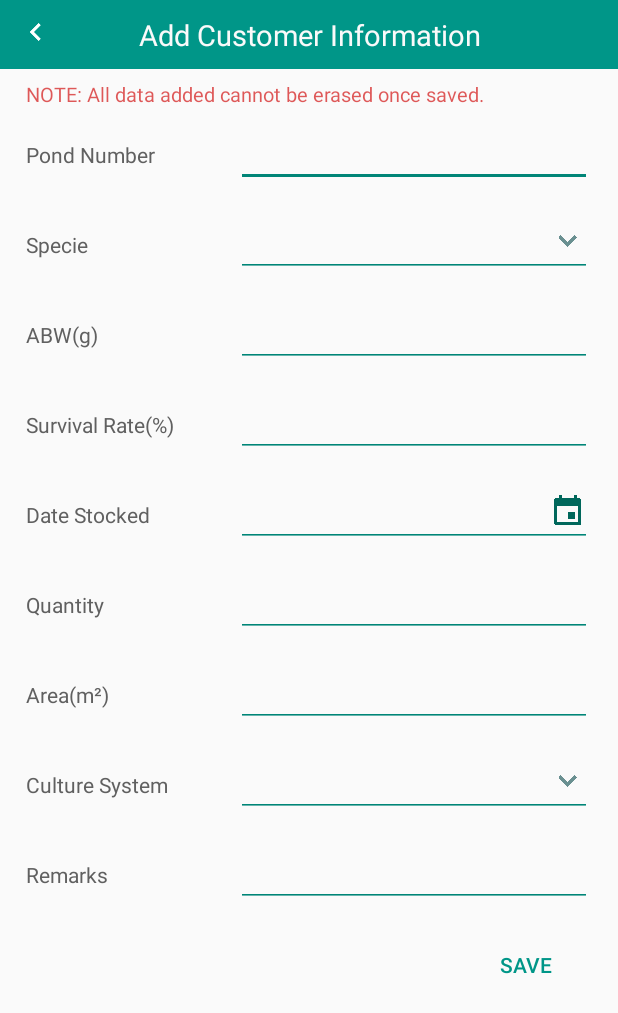
After one commit to rjhonsl/MappedCRM, an Android app: the layout activity_add_customerinformation.xml on its own in the app's theme, with its tools: preview values and no code run, on a phone screen of 412 x 824 dp. The commit adds this screen. Shown: the top 1013 px of the screen. Run offline under Robolectric (Android 15) with nearby library versions, the phone set to English and light mode, and no system bars; network calls fail.

```diff
--- a/app/src/main/java/com/santeh/rjhonsl/samplemap/Main/Activity_AddMarker_CustomerInfo.java
+++ b/app/src/main/java/com/santeh/rjhonsl/samplemap/Main/Activity_AddMarker_CustomerInfo.java
@@ -54,7 +54,7 @@ public class Activity_AddMarker_CustomerInfo extends Activity {
     @Override
     protected void onCreate(Bundle savedInstanceState) {
         super.onCreate(savedInstanceState);
-        setContentView(R.layout.activity_addmarker);
+        setContentView(R.layout.activity_add_farminformation);
         context1 = this;
         context = Activity_AddMarker_CustomerInfo.this;
         activity = this;
--- a/app/src/main/java/com/santeh/rjhonsl/samplemap/Main/Activity_CustomerInfo_Edit.java
+++ b/app/src/main/java/com/santeh/rjhonsl/samplemap/Main/Activity_CustomerInfo_Edit.java
@@ -57,7 +57,7 @@ public class Activity_CustomerInfo_Edit extends Activity{
         PD = new ProgressDialog(this);
         PD.setCancelable(false);
 
-        setContentView(R.layout.activity_addmarker);
+        setContentView(R.layout.activity_add_farminformation);
         intentExtras = getIntent();
         getextras(intentExtras);
         initXmlViews();
--- /dev/null
+++ b/app/src/main/res/layout/activity_add_customerinformation.xml
@@ -0,0 +1,267 @@
+<?xml version="1.0" encoding="utf-8"?>
+<LinearLayout xmlns:android="http://schemas.android.com/apk/res/android"
+              android:orientation="vertical"
+              android:layout_width="match_parent"
+              android:layout_height="match_parent">
+
+    <LinearLayout
+        android:id="@+id/ll_titlebar"
+        android:background="#009688"
+        android:orientation="horizontal"
+        android:layout_width="fill_parent"
+        android:layout_height="wrap_content"
+        android:padding="10dp"
+        >
+
+        <ImageButton
+            android:layout_weight="1"
+            android:background="@drawable/bg_material_transparent"
+            android:src="@drawable/ic_keyboard_arrow_left_white_24dp"
+            android:layout_width="0dp"
+            android:layout_height="wrap_content"/>
+
+        <TextView
+            android:text="Add Customer Information"
+            android:gravity="center"
+            android:id="@+id/title"
+            android:textSize="19sp"
+            android:layout_weight="12"
+            android:textColor="@color/background_material_light"
+            android:layout_width="0dp"
+            android:layout_height="wrap_content"/>
+
+        <ImageButton
+            android:layout_weight="1"
+            android:background="@drawable/bg_material_transparent"
+            android:src="@drawable/ic_filler24dp"
+            android:layout_width="0dp"
+            android:layout_height="wrap_content"/>
+
+    </LinearLayout>
+
+    <ScrollView android:layout_width="fill_parent"
+                android:layout_height="wrap_content">
+        <LinearLayout android:layout_width="fill_parent"
+                      android:layout_height="fill_parent"
+                      android:orientation="vertical"
+                      android:paddingLeft="10dp"
+                      android:paddingRight="10dp"
+            >
+            <TextView android:layout_width="wrap_content"
+                      android:layout_height="wrap_content"
+                      android:textSize="13sp"
+                      android:textColor="@color/red_600"
+                      android:text="NOTE: All data added cannot be erased once saved."
+                      android:paddingLeft="7dp"
+                      android:paddingRight="7dp"
+                      android:paddingTop="7dp"
+                />
+
+
+            <LinearLayout android:layout_width="fill_parent"
+                          android:layout_height="wrap_content"
+                          android:orientation="horizontal"
+                          android:padding="7dp">
+
+                <TextView android:layout_width="140dp"
+                          android:layout_height="wrap_content"
+                          android:textSize="14sp"
+                          android:textColor="@color/gray_600"
+                          android:text="Pond Number"
+                    />
+
+                <EditText android:layout_width="fill_parent"
+                          android:layout_height="wrap_content"
+                          android:id="@+id/edtpondnumber"
+                          android:inputType="number"
+                    />
+
+            </LinearLayout>
+
+            <LinearLayout android:layout_width="fill_parent"
+                          android:layout_height="wrap_content"
+                          android:orientation="horizontal"
+                          android:padding="7dp">
+
+                <TextView android:layout_width="140dp"
+                          android:layout_height="wrap_content"
+                          android:textSize="14sp"
+                          android:textColor="@color/gray_600"
+
+                          android:text="Specie"
+                    />
+
+                <EditText android:layout_width="fill_parent"
+                          android:layout_height="wrap_content"
+                          android:focusable="false"
+                          android:id="@+id/edtSpecie"
+                          android:drawableRight="@drawable/ic_keyboard_arrow_down_darkgreen_24dp"
+                    />
+
+            </LinearLayout>
+
+
+            <LinearLayout android:layout_width="fill_parent"
+                          android:layout_height="wrap_content"
+                          android:orientation="horizontal"
+                          android:padding="7dp">
+
+                <TextView android:layout_width="140dp"
+                          android:layout_height="wrap_content"
+                          android:textSize="14sp"
+                          android:textColor="@color/gray_600"
+                          android:text="ABW(g)"
+                    />
+
+                <EditText android:layout_width="fill_parent"
+                          android:id="@+id/edtAbw"
+                          android:inputType="number"
+                          android:layout_height="wrap_content"/>
+
+            </LinearLayout>
+
+            <LinearLayout android:layout_width="fill_parent"
+                          android:layout_height="wrap_content"
+                          android:orientation="horizontal"
+                          android:padding="7dp">
+
+                <TextView android:layout_width="140dp"
+                          android:layout_height="wrap_content"
+                          android:textSize="14sp"
+                          android:textColor="@color/gray_600"
+
+                          android:text="Survival Rate(%)"
+                    />
+
+                <EditText android:layout_width="fill_parent"
+                          android:id="@+id/edtSurvivalRate"
+                          android:inputType="number"
+                          android:layout_height="wrap_content"/>
+
+            </LinearLayout>
+
+
+            <LinearLayout android:layout_width="fill_parent"
+                          android:layout_height="wrap_content"
+                          android:orientation="horizontal"
+                          android:padding="7dp">
+
+                <TextView android:layout_width="140dp"
+                          android:layout_height="wrap_content"
+                          android:textSize="14sp"
+                          android:textColor="@color/gray_600"
+                          android:text="Date Stocked"
+                    />
+
+                <EditText android:layout_width="fill_parent"
+                          android:focusable="false"
+                          android:id="@+id/edtDateStocked"
+                          android:drawableRight="@drawable/ic_event_darkteal_24dp"
+                          android:layout_height="wrap_content"/>
+
+            </LinearLayout>
+
+            <LinearLayout android:layout_width="fill_parent"
+                          android:layout_height="wrap_content"
+                          android:orientation="horizontal"
+                          android:padding="7dp">
+
+                <TextView android:layout_width="140dp"
+                          android:layout_height="wrap_content"
+                          android:textSize="14sp"
+                          android:textColor="@color/gray_600"
+
+                          android:text="Quantity"
+                    />
+
+                <EditText android:layout_width="fill_parent"
+                          android:id="@+id/edtQuantity"
+                          android:inputType="number"
+                          android:layout_height="wrap_content"/>
+
+            </LinearLayout>
+
+
+            <LinearLayout android:layout_width="fill_parent"
+                          android:layout_height="wrap_content"
+                          android:orientation="horizontal"
+                          android:padding="7dp">
+
+                <TextView android:layout_width="140dp"
+                          android:layout_height="wrap_content"
+                          android:textSize="14sp"
+                          android:textColor="@color/gray_600"
+
+                          android:text="Area(m²)"
+                    />
+
+
+                <EditText android:layout_width="fill_parent"
+                          android:id="@+id/edtArea"
+                          android:inputType="number"
+                          android:layout_height="wrap_content"/>
+
+            </LinearLayout>
+
+
+            <LinearLayout android:layout_width="fill_parent"
+                          android:layout_height="wrap_content"
+                          android:orientation="horizontal"
+                          android:padding="7dp">
+
+                <TextView android:layout_width="140dp"
+                          android:layout_height="wrap_content"
+                          android:textSize="14sp"
+                          android:textColor="@color/gray_600"
+
+                          android:text="Culture System"
+                    />
+
+                <EditText android:layout_width="fill_parent"
+                          android:id="@+id/edtCultureSystem"
+                          android:drawableRight="@drawable/ic_keyboard_arrow_down_darkgreen_24dp"
+                          android:focusable="false"
+                          android:layout_height="wrap_content"/>
+
+            </LinearLayout>
+
+            <LinearLayout android:layout_width="fill_parent"
+                          android:layout_height="wrap_content"
+                          android:orientation="horizontal"
+                          android:padding="7dp">
+
+                <TextView android:layout_width="140dp"
+                          android:layout_height="wrap_content"
+                          android:textSize="14sp"
+                          android:textColor="@color/gray_600"
+
+                          android:text="Remarks"
+                    />
+
+                <EditText android:layout_width="fill_parent"
+                          android:id="@+id/edtRemarks"
+                          android:layout_height="wrap_content"/>
+
+            </LinearLayout>
+
+
+            <LinearLayout android:layout_width="fill_parent"
+                          android:layout_height="wrap_content"
+                          android:orientation="horizontal"
+                          android:gravity="right"
+                          android:padding="7dp">
+
+                <Button android:layout_width="wrap_content"
+                        android:layout_height="wrap_content"
+                        android:id="@+id/btnSave"
+                        android:textColor="@color/deepteal_500"
+                        android:background="@drawable/bg_material_transparent"
+                        android:text="SAVE"
+                    />
+            </LinearLayout>
+
+        </LinearLayout>
+    </ScrollView>
+
+
+</LinearLayout>
--- a/app/src/main/res/layout/activity_addmarker.xml
+++ b/app/src/main/res/layout/activity_add_farminformation.xml
@@ -1,6 +1,5 @@
 <?xml version="1.0" encoding="utf-8"?>
 <LinearLayout xmlns:android="http://schemas.android.com/apk/res/android"
-              xmlns:app="http://schemas.android.com/apk/res-auto"
               android:orientation="vertical"
               android:layout_width="match_parent"
               android:layout_height="wrap_content">
@@ -34,7 +33,7 @@
 
             <TextView
                 android:textStyle="bold"
-                android:text="MARKER DETAILS"
+                android:text="Farm Information"
                 android:id="@+id/titleHeader"
                 android:textSize="19sp"
                 android:paddingTop="1dp"
@@ -124,7 +123,7 @@
                         <TextView
                             android:paddingLeft="5dp"
                             android:textColor="#004D40"
-                            android:text="Contact Name"
+                            android:text="Contact Name/OIC"
                             android:layout_width="wrap_content"
                             android:layout_height="wrap_content"/>
 
```
